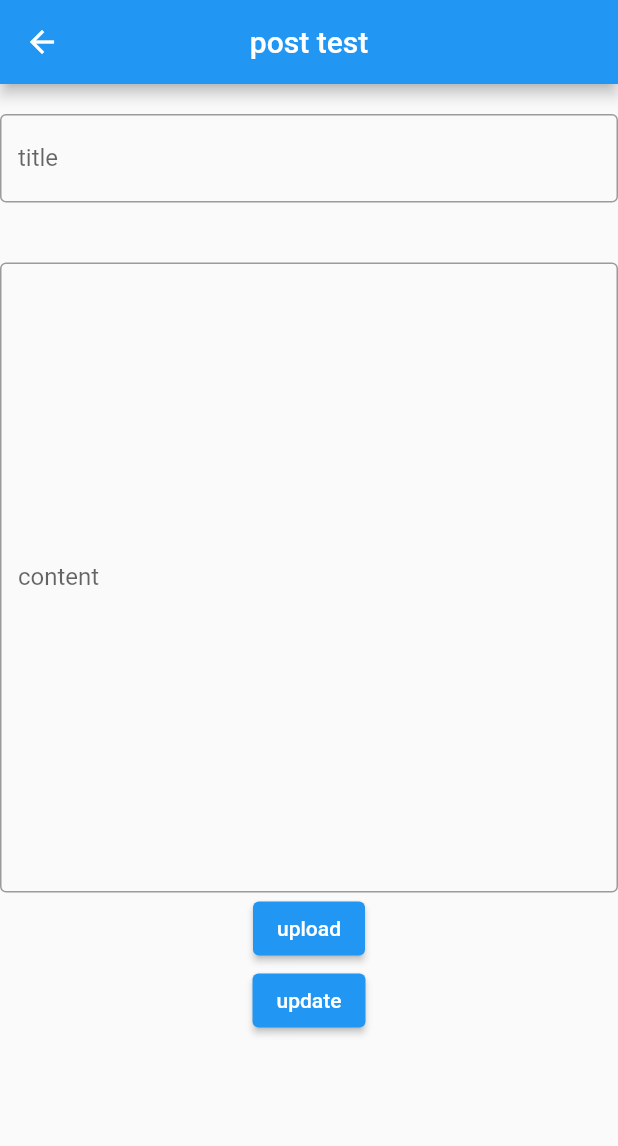
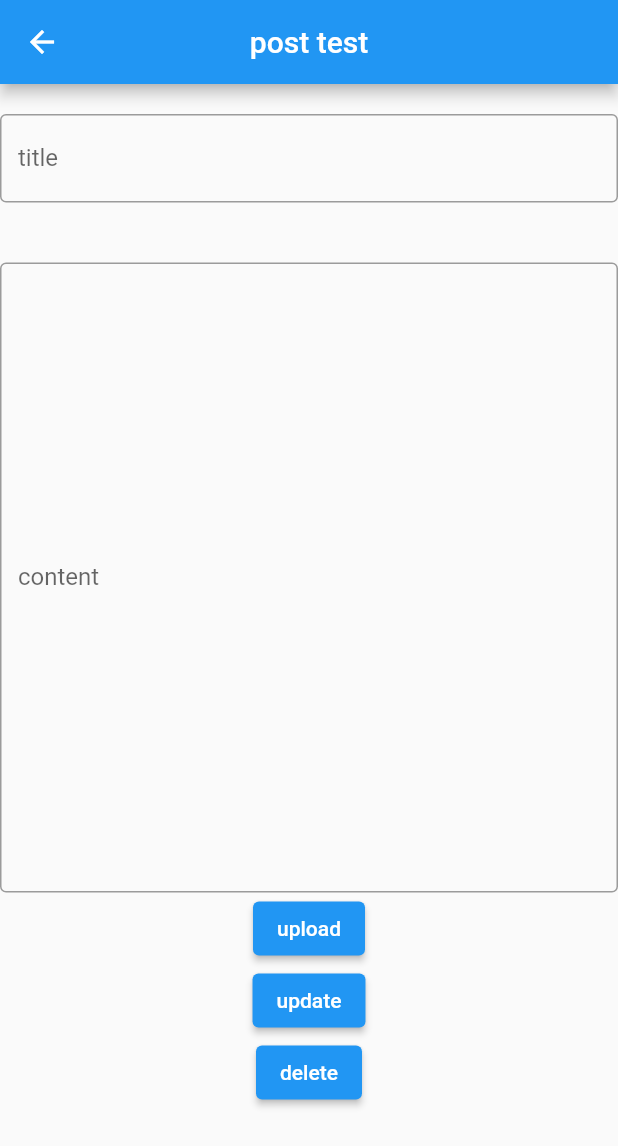
Before and after one commit to rcshpark/flutter-sample, a Flutter app: the MakePostPage screen opened directly, after a tap on "upload", on a phone screen of 412 x 824 dp. Shown: the top 1146 px of the screen. Run offline on Flutter 3.47's test engine with Material 2 defaults, Android fonts, the phone set to English and light mode, and no system bars; our stand-ins replace cloud_firestore, firebase_core, get; missing offline and left inert: kakao_flutter_sdk; accounts and stored records are empty.

Commit message:
firestore내의 데이터 update,delete

```diff
--- a/lib/firebase/postpage.dart
+++ b/lib/firebase/postpage.dart
@@ -15,7 +15,7 @@ class _MakePostPageState extends State<MakePostPage> {
 
   TextEditingController titleController = TextEditingController();
   TextEditingController contentController = TextEditingController();
-  String name = '';
+  String title = '';
   String content = '';
 
   @override
@@ -40,7 +40,7 @@ class _MakePostPageState extends State<MakePostPage> {
                 ),
                 onChanged: (value) {
                   setState(() {
-                    name = value;
+                    title = value;
                   });
                 },
               ),
@@ -60,8 +60,8 @@ class _MakePostPageState extends State<MakePostPage> {
               ),
               ElevatedButton(
                 onPressed: () {
-                  fireStore.collection('posts').doc().set({
-                    'name': name,
+                  fireStore.collection('posts').doc('test01').set({
+                    'title': title,
                     'content': content,
                   });
                 },
@@ -70,12 +70,21 @@ class _MakePostPageState extends State<MakePostPage> {
               // crud -create, read, udate, delete
               ElevatedButton(
                 onPressed: () {
-                  fireStore.collection('posts').doc().update({
-                    'name': name,
+                  fireStore.collection('posts').doc('test01').update({
+                    'title': title,
                     'content': content,
                   });
                 },
                 child: const Text('update'),
+              ),
+              ElevatedButton(
+                onPressed: () {
+                  fireStore
+                      .collection('posts')
+                      .doc('test01')
+                      .delete(); // collection, doc 지정 시 내부 db에 저장되있는 정보 모두 삭제
+                },
+                child: const Text('delete'),
               ),
             ],
           ),
```
